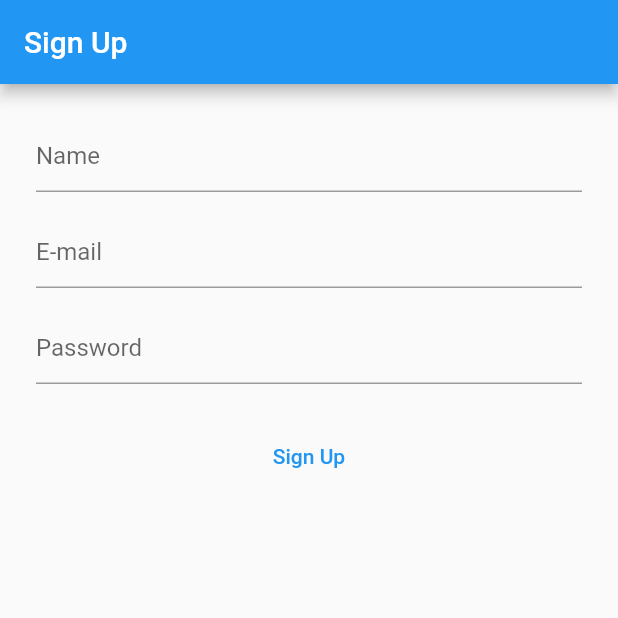
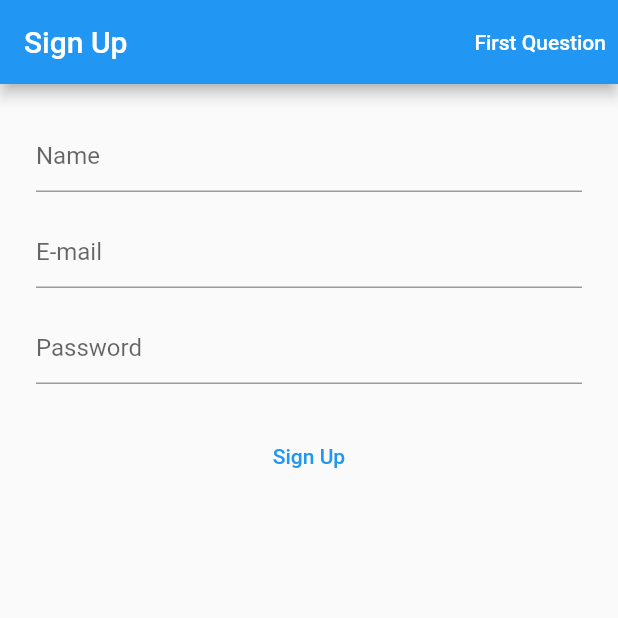
Before and after one commit to berkansevimli/hire_digital_interview, a Flutter app: the screen it shows after launch, on a phone screen of 412 x 824 dp, the top half of it. Run offline on Flutter 3.47's test engine with Material 2 defaults, Android fonts, the phone set to English and light mode, and no system bars.

Commit message:
First Question Added

```diff
--- a/lib/models/customer.dart
+++ b/lib/models/customer.dart
@@ -2,12 +2,12 @@ class Customer {
   final String? fullName;
   final String? email;
   final String? password;
-  final List? appointments;
+  final List appointments;
 
   Customer({
-    this.email,
-    this.password,
-    this.fullName,
-    this.appointments,
+    required this.email,
+    required this.password,
+    required this.fullName,
+    required this.appointments,
   });
 }
--- a/lib/provider/general_provider.dart
+++ b/lib/provider/general_provider.dart
@@ -2,6 +2,8 @@ import 'package:flutter/material.dart';
 import 'package:restaurant_reservation/models/appointment.dart';
 import 'package:restaurant_reservation/models/customer.dart';
 import 'package:restaurant_reservation/screens/all_restaurants.dart';
+
+import '../models/restaurant.dart';
 
 class GeneralProvider extends ChangeNotifier {
   final List<Customer> _customers = [];
@@ -22,8 +24,10 @@ class GeneralProvider extends ChangeNotifier {
         (route) => false);
   }
 
-  void makeAppointment(Appointment appointment, Customer customer) {
+  void makeAppointment(
+      Appointment appointment, Customer customer, Restaurant restaurant) {
     customer.appointments.add(appointment);
+    restaurant.appointments!.add(appointment);
   }
 
   void signIn(String email, password) {}
--- a/lib/screens/auth/sign_up.dart
+++ b/lib/screens/auth/sign_up.dart
@@ -2,6 +2,7 @@ import 'dart:math';
 
 import 'package:flutter/material.dart';
 import 'package:provider/provider.dart';
+import 'package:restaurant_reservation/first_question.dart/first_question.dart';
 import 'package:restaurant_reservation/models/customer.dart';
 import 'package:restaurant_reservation/provider/general_provider.dart';
 
@@ -23,7 +24,20 @@ class _SignUpScreenState extends State<SignUpScreen> {
   Widget build(BuildContext context) {
     final provider = Provider.of<GeneralProvider>(context);
     return Scaffold(
-      appBar: AppBar(title: Text("Sign Up")),
+      appBar: AppBar(
+        title: Text("Sign Up"),
+        actions: [
+          TextButton(
+              onPressed: () {
+                Navigator.push(context,
+                    MaterialPageRoute(builder: (builder) => FirstQuestion()));
+              },
+              child: Text(
+                "First Question",
+                style: TextStyle(color: Colors.white),
+              ))
+        ],
+      ),
       body: SingleChildScrollView(
           child: Padding(
         padding: const EdgeInsets.all(16.0),
--- a/lib/screens/make_appointment.dart
+++ b/lib/screens/make_appointment.dart
@@ -1,7 +1,9 @@
 import 'package:flutter/material.dart';
+import 'package:provider/provider.dart';
 import 'package:restaurant_reservation/models/appointment.dart';
 import 'package:restaurant_reservation/models/customer.dart';
 import 'package:restaurant_reservation/models/restaurant.dart';
+import 'package:restaurant_reservation/provider/general_provider.dart';
 
 class MakeAppointment extends StatefulWidget {
   final Restaurant restaurant;
@@ -71,6 +73,7 @@ class _MakeAppointmentState extends State<MakeAppointment> {
 
   @override
   Widget build(BuildContext context) {
+    final provider = Provider.of<GeneralProvider>(context);
     return Scaffold(
       appBar: AppBar(title: Text("Select Time")),
       body: SingleChildScrollView(
@@ -121,6 +124,8 @@ class _MakeAppointmentState extends State<MakeAppointment> {
                                             .add(Duration(minutes: duration)),
                                         customerName:
                                             widget.customer.fullName!);
+                                    provider.makeAppointment(appointment,
+                                        widget.customer, widget.restaurant);
                                   },
                                   child: Text("Approve")),
                             ],
```
Also changed, not shown: lib/first_question.dart/first_question.dart (added, +109 -0 lines), 1 other file.
